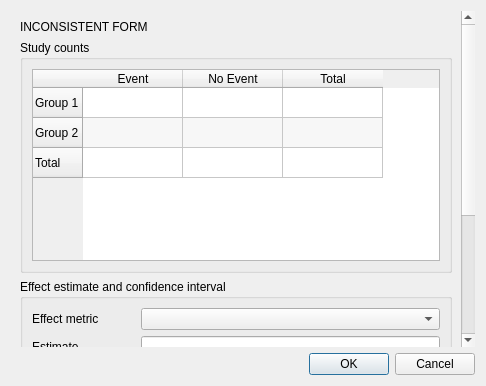
Before: the Qt Designer form src/rc_metastudio/forms/binary_data_dialog.ui in AliSalman-et-al/rc-metastudio, drawn with Qt 5.
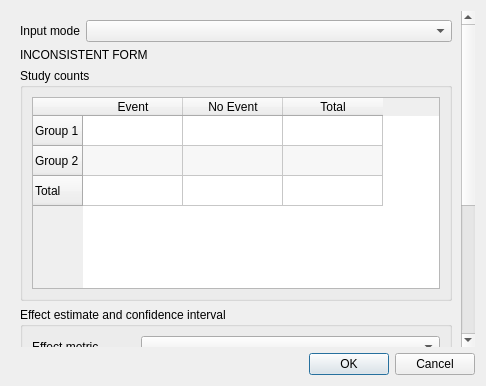
After: the same form once the commit is applied. Icons and pictures are not drawn.

Commit message: Show active calculator inputs and retain visible estimates and actions

```diff
--- a/src/rc_metastudio/forms/binary_data_dialog.ui
+++ b/src/rc_metastudio/forms/binary_data_dialog.ui
@@ -15,6 +15,10 @@
      <widget class="QWidget" name="content_widget">
       <property name="geometry"><rect><x>0</x><y>0</y><width>0</width><height>0</height></rect></property>
       <layout class="QVBoxLayout" name="content_layout">
+       <item><layout class="QFormLayout" name="input_mode_layout">
+        <item row="0" column="0"><widget class="QLabel" name="input_mode_label"><property name="text"><string>Input mode</string></property><property name="buddy"><cstring>input_mode_combo</cstring></property></widget></item>
+        <item row="0" column="1"><widget class="QComboBox" name="input_mode_combo"/></item>
+       </layout></item>
        <item><widget class="QLabel" name="inconsistencyLabel"><property name="text"><string>INCONSISTENT FORM</string></property><property name="wordWrap"><bool>true</bool></property></widget></item>
        <item>
         <widget class="QGroupBox" name="counts_group">
```
Left out of the diff: 4 changed lines with no effect on the pictures. The commit also changes 4 other files.
